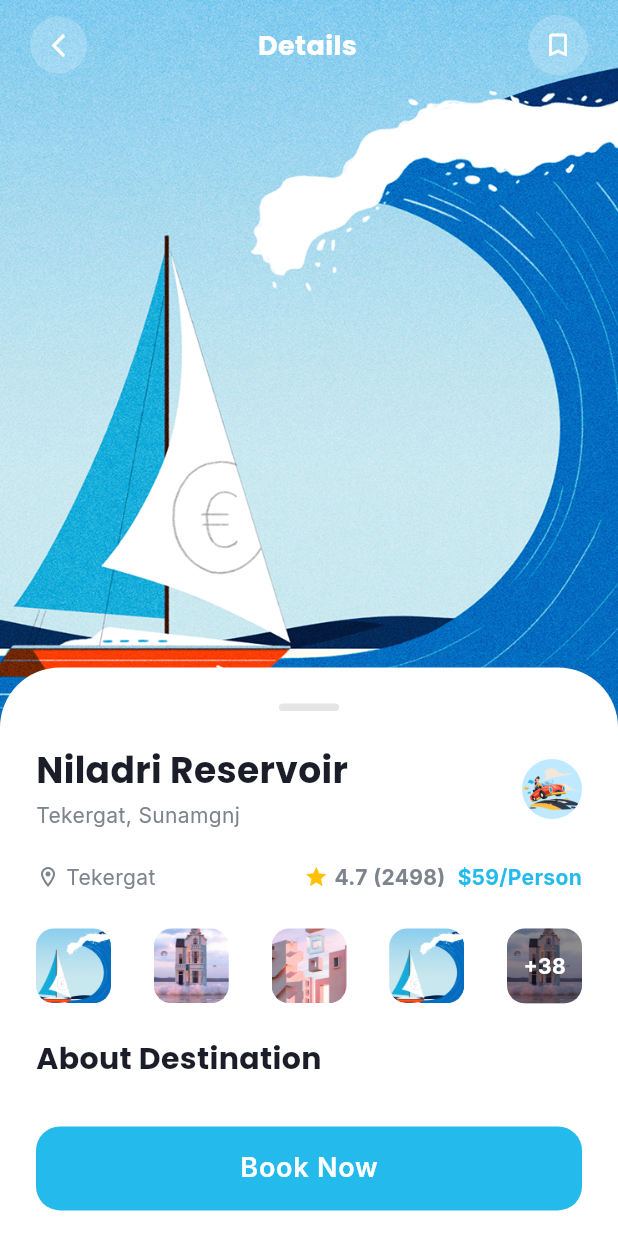
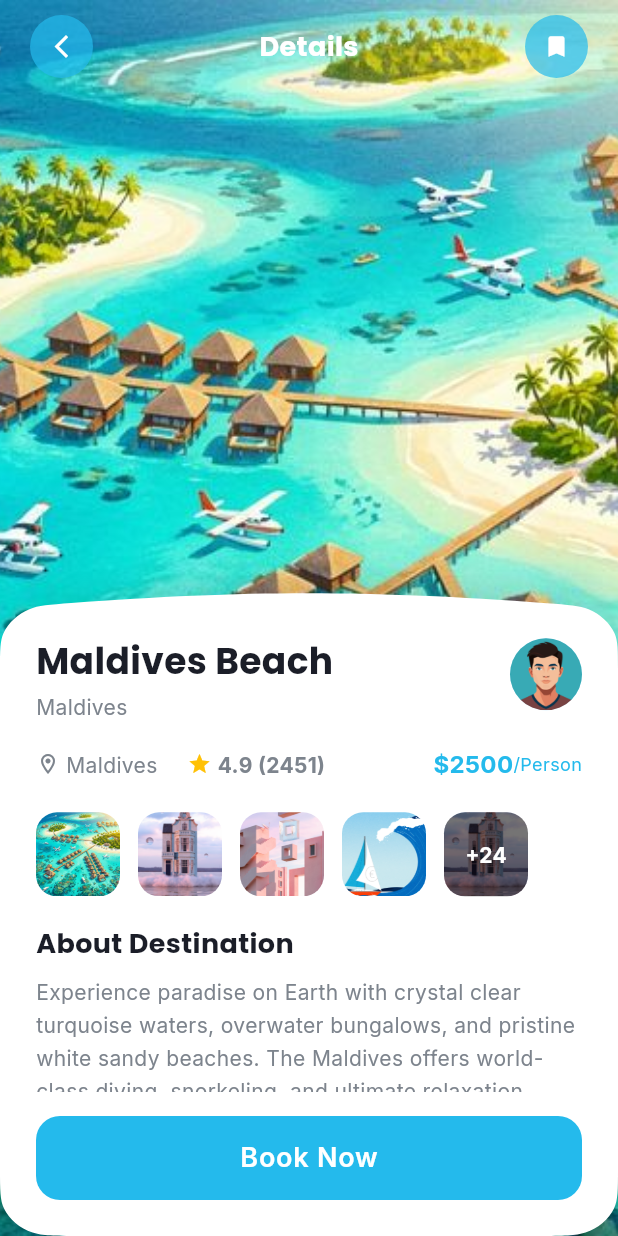
Before and after one commit to JohnOlorunsogo/Travenor, a Flutter app: the HomeScreen screen opened directly, after a tap on "Maldives Beach", on a phone screen of 412 x 824 dp. Run offline on Flutter 3.47's test engine with Material 3 defaults, Android fonts, the phone set to English and light mode, and no system bars; our stand-ins replace flutter_riverpod, flutter_svg, go_router, google_fonts, iconsax_plus.

Commit message:
presentation done

```diff
--- a/lib/core/router/app_router.dart
+++ b/lib/core/router/app_router.dart
@@ -8,6 +8,7 @@
 import '../../screens/main/main_screen.dart';
 import '../../screens/details/details_screen.dart';
 import '../../screens/map/map_view_screen.dart';
+import '../../models/destination.dart';
 
 final appRouter = GoRouter(
   initialLocation: '/splash',
@@ -36,7 +37,10 @@
     GoRoute(path: '/main', builder: (context, state) => const MainScreen()),
     GoRoute(
       path: '/details',
-      builder: (context, state) => const DetailsScreen(),
+      builder: (context, state) {
+        final destination = state.extra as Destination;
+        return DetailsScreen(destination: destination);
+      },
     ),
     GoRoute(path: '/map', builder: (context, state) => const MapViewScreen()),
   ],
--- a/lib/screens/auth/forgot_password_screen.dart
+++ b/lib/screens/auth/forgot_password_screen.dart
@@ -57,7 +57,7 @@
     );
 
     // Automatically navigate to OTP screen after a short delay
-    Future.delayed(const Duration(seconds: 2), () {
+    Future.delayed(const Duration(seconds: 6), () {
       if (context.mounted) {
         context.pop(); // Close dialog
         context.push('/otp-verification');
--- a/lib/screens/details/details_screen.dart
+++ b/lib/screens/details/details_screen.dart
@@ -1,29 +1,29 @@
 import 'package:flutter/material.dart';
 import '../../core/theme/app_colors.dart';
 import '../../core/theme/app_text_styles.dart';
+import '../../models/destination.dart';
+import 'widgets/details_bottom_sheet_painter.dart';
 
 class DetailsScreen extends StatelessWidget {
-  const DetailsScreen({super.key});
+  final Destination destination;
+
+  const DetailsScreen({super.key, required this.destination});
 
   @override
   Widget build(BuildContext context) {
+    final screenHeight = MediaQuery.of(context).size.height;
+    final bottomSheetHeight = screenHeight * 0.52;
+
     return Scaffold(
-      backgroundColor: AppColors.white,
+      backgroundColor: AppColors.background,
       body: Stack(
         children: [
-          // Background Image
-          Positioned(
-            top: 0,
-            left: 0,
-            right: 0,
-            height: MediaQuery.of(context).size.height * 0.6,
-            child: Image.asset(
-              'assets/images/onboarding_1.png',
-              fit: BoxFit.cover,
-            ),
+          // Background Image - Full screen behind
+          Positioned.fill(
+            child: Image.asset(destination.pictures.first, fit: BoxFit.cover),
           ),
 
-          // Action Buttons
+          // Top Action Buttons
           Positioned(
             top: MediaQuery.of(context).padding.top + 10,
             left: 20,
@@ -31,20 +31,9 @@
             child: Row(
               mainAxisAlignment: MainAxisAlignment.spaceBetween,
               children: [
-                GestureDetector(
+                _buildCircleButton(
+                  icon: Icons.arrow_back_ios_new,
                   onTap: () => Navigator.pop(context),
-                  child: Container(
-                    padding: const EdgeInsets.all(10),
-                    decoration: BoxDecoration(
-                      color: AppColors.white.withValues(alpha: 0.2),
-                      shape: BoxShape.circle,
-                    ),
-                    child: const Icon(
-                      Icons.arrow_back_ios_new,
-                      color: AppColors.white,
-                      size: 18,
-                    ),
-                  ),
                 ),
                 Text(
                   'Details',
@@ -53,79 +42,88 @@
                     fontSize: 18,
                   ),
                 ),
-                Container(
-                  padding: const EdgeInsets.all(10),
-                  decoration: BoxDecoration(
-                    color: AppColors.white.withValues(alpha: 0.2),
-                    shape: BoxShape.circle,
-                  ),
-                  child: const Icon(
-                    Icons.bookmark_border,
-                    color: AppColors.white,
-                    size: 20,
-                  ),
+                _buildCircleButton(
+                  icon: destination.isFavorite
+                      ? Icons.bookmark_rounded
+                      : Icons.bookmark_border_rounded,
+                  onTap: () {},
                 ),
               ],
             ),
           ),
 
-          // Content Card
+          // Bottom Sheet with Custom Painter
           Positioned(
             bottom: 0,
             left: 0,
             right: 0,
-            height: MediaQuery.of(context).size.height * 0.46,
-            child: Container(
-              padding: const EdgeInsets.all(24),
-              decoration: const BoxDecoration(
+            child: DetailsBottomSheet(
+              height: bottomSheetHeight,
               color: AppColors.white,
-                borderRadius: BorderRadius.only(
-                  topLeft: Radius.circular(40),
-                  topRight: Radius.circular(40),
+              child: _buildBottomContent(context),
             ),
           ),
+        ],
+      ),
+    );
+  }
+
+  Widget _buildCircleButton({
+    required IconData icon,
+    required VoidCallback onTap,
+  }) {
+    return GestureDetector(
+      onTap: onTap,
+      child: Container(
+        padding: const EdgeInsets.all(12),
+        decoration: BoxDecoration(
+          color: AppColors.accentTeal.withValues(alpha: 0.7),
+          shape: BoxShape.circle,
+        ),
+        child: Icon(icon, color: AppColors.white, size: 18),
+      ),
+    );
+  }
+
+  Widget _buildBottomContent(BuildContext context) {
+    return Padding(
+      padding: const EdgeInsets.fromLTRB(24, 30, 24, 24),
       child: Column(
         crossAxisAlignment: CrossAxisAlignment.start,
         children: [
-                  Center(
-                    child: Container(
-                      width: 40,
-                      height: 5,
-                      decoration: BoxDecoration(
-                        color: AppColors.divider,
-                        borderRadius: BorderRadius.circular(10),
-                      ),
-                    ),
-                  ),
-                  const SizedBox(height: 24),
+          // Title and Avatar Row
           Row(
-                    mainAxisAlignment: MainAxisAlignment.spaceBetween,
+            crossAxisAlignment: CrossAxisAlignment.start,
             children: [
-                      Column(
+              Expanded(
+                child: Column(
                   crossAxisAlignment: CrossAxisAlignment.start,
                   children: [
                     Text(
-                            'Niladri Reservoir',
-                            style: AppTextStyles.heading1.copyWith(
-                              fontSize: 24,
-                            ),
+                      destination.name,
+                      style: AppTextStyles.heading1.copyWith(fontSize: 24),
+                      maxLines: 2,
+                      overflow: TextOverflow.ellipsis,
                     ),
                     const SizedBox(height: 4),
                     Text(
-                            'Tekergat, Sunamgnj',
+                      destination.location,
                       style: AppTextStyles.bodyMedium.copyWith(
                         color: AppColors.textSecondary,
                       ),
                     ),
                   ],
                 ),
+              ),
               const CircleAvatar(
-                        radius: 20,
-                        backgroundImage: AssetImage('assets/images/logo.png'),
+                radius: 24,
+                backgroundImage: AssetImage('assets/images/p.png'),
               ),
             ],
           ),
-                  const SizedBox(height: 20),
+          const SizedBox(height: 16),
+
+          // Location, Rating, Price Row
           Row(
             children: [
               const Icon(
@@ -135,67 +133,85 @@
               ),
               const SizedBox(width: 4),
               Text(
-                        'Tekergat',
+                destination.location,
                 style: AppTextStyles.bodyMedium.copyWith(
                   color: AppColors.textSecondary,
                 ),
               ),
-                      const Spacer(),
+              const SizedBox(width: 20),
               const Icon(Icons.star, color: Colors.amber, size: 16),
               const SizedBox(width: 4),
               Text(
-                        '4.7 (2498)',
+                '${destination.rating.rate} (${destination.rating.people})',
                 style: AppTextStyles.bodyMedium.copyWith(
                   fontWeight: FontWeight.bold,
                 ),
               ),
-                      const SizedBox(width: 8),
+              const Spacer(),
               Text(
-                        '\$59/Person',
+                '\$${destination.price.toInt()}',
                 style: AppTextStyles.bodyMedium.copyWith(
                   color: AppColors.accentTeal,
                   fontWeight: FontWeight.bold,
+                  fontSize: 16,
+                ),
+              ),
+              Text(
+                '/Person',
+                style: AppTextStyles.bodySmall.copyWith(
+                  color: AppColors.accentTeal,
                 ),
               ),
             ],
           ),
-                  const SizedBox(height: 24),
+          const SizedBox(height: 20),
 
-                  // Mini Gallery (Simulated)
-                  Row(
-                    mainAxisAlignment: MainAxisAlignment.spaceBetween,
-                    children: [
-                      _buildGalleryItem('assets/images/onboarding_1.png'),
-                      _buildGalleryItem('assets/images/onboarding_2.png'),
-                      _buildGalleryItem('assets/images/onboarding_3.png'),
-                      _buildGalleryItem('assets/images/onboarding_1.png'),
-                      _buildGalleryItem(
-                        'assets/images/onboarding_2.png',
-                        overlay: '+38',
+          // Mini Gallery
+          SizedBox(
+            height: 56,
+            child: ListView.builder(
+              scrollDirection: Axis.horizontal,
+              itemCount: _getGalleryItems().length,
+              itemBuilder: (context, index) {
+                final items = _getGalleryItems();
+                if (index == items.length - 1 && items.length >= 5) {
+                  return _buildGalleryItem(
+                    items[index],
+                    overlay: '+${destination.rating.people ~/ 100}',
+                  );
+                }
+                return Padding(
+                  padding: const EdgeInsets.only(right: 12),
+                  child: _buildGalleryItem(items[index]),
+                );
+              },
             ),
-                    ],
           ),
+          const SizedBox(height: 20),
 
-                  const SizedBox(height: 24),
+          // About Section Header
           Text(
             'About Destination',
-                    style: AppTextStyles.heading2.copyWith(fontSize: 20),
+            style: AppTextStyles.heading2.copyWith(fontSize: 18),
           ),
-                  const SizedBox(height: 12),
+          const SizedBox(height: 10),
+
+          // Scrollable About Content
           Expanded(
             child: SingleChildScrollView(
+              physics: const BouncingScrollPhysics(),
               child: Text(
-                        'You will get a complete travel package on the beaches. Packages in the form of airline tickets, recommended hotel rooms, Transportation. Have you ever been on holiday to the Great ETC... Read More',
-                        style: AppTextStyles.bodyLarge.copyWith(
+                destination.about,
+                style: AppTextStyles.bodyMedium.copyWith(
                   color: AppColors.textSecondary,
-                          fontSize: 15,
+                  height: 1.6,
                 ),
               ),
             ),
           ),
-                  const SizedBox(height: 20),
+          const SizedBox(height: 16),
 
-                  // Booking Button
+          // Book Now Button
           SizedBox(
             width: double.infinity,
             height: 56,
@@ -217,26 +233,40 @@
           ),
         ],
       ),
-            ),
-          ),
-        ],
-      ),
     );
+  }
+
+  List<String> _getGalleryItems() {
+    // Use destination pictures plus some fallback images
+    final List<String> gallery = [...destination.pictures];
+
+    // Add placeholder images if less than 5
+    final placeholders = [
+      'assets/images/onboarding_1.png',
+      'assets/images/onboarding_2.png',
+      'assets/images/onboarding_3.png',
+    ];
+
+    while (gallery.length < 5) {
+      gallery.add(placeholders[gallery.length % placeholders.length]);
+    }
+
+    return gallery.take(5).toList();
   }
 
   Widget _buildGalleryItem(String imagePath, {String? overlay}) {
     return Container(
-      width: 50,
-      height: 50,
+      width: 56,
+      height: 56,
       decoration: BoxDecoration(
-        borderRadius: BorderRadius.circular(12),
+        borderRadius: BorderRadius.circular(14),
         image: DecorationImage(image: AssetImage(imagePath), fit: BoxFit.cover),
       ),
       child: overlay != null
           ? Container(
               decoration: BoxDecoration(
-                color: Colors.black45,
-                borderRadius: BorderRadius.circular(12),
+                color: Colors.black54,
+                borderRadius: BorderRadius.circular(14),
               ),
               child: Center(
                 child: Text(
--- /dev/null
+++ b/lib/screens/details/widgets/details_bottom_sheet_painter.dart
@@ -0,0 +1,191 @@
+import 'package:flutter/material.dart';
+import '../../../core/theme/app_colors.dart';
+
+/// Custom painter for the details screen bottom sheet with curved top edge
+class DetailsBottomSheetPainter extends CustomPainter {
+  final Color color;
+  final Color? shadowColor;
+
+  DetailsBottomSheetPainter({this.color = Colors.white, this.shadowColor});
+
+  @override
+  void paint(Canvas canvas, Size size) {
+    // Original SVG dimensions
+    const double originalWidth = 375;
+    const double originalHeight = 461;
+
+    final double scaleX = size.width / originalWidth;
+    final double scaleY = size.height / originalHeight;
+
+    final Paint paint = Paint()
+      ..color = color
+      ..style = PaintingStyle.fill;
+
+    final Path path = Path();
+
+    // Start point
+    path.moveTo(0, 54.4902 * scaleY);
+
+    // Top-left curve
+    path.cubicTo(
+      0,
+      40.9162 * scaleY,
+      0,
+      34.1292 * scaleY,
+      2.17288 * scaleX,
+      28.5375 * scaleY,
+    );
+    path.cubicTo(
+      5.04241 * scaleX,
+      21.1531 * scaleY,
+      10.7227 * scaleX,
+      14.948 * scaleY,
+      17.8254 * scaleX,
+      11.4388 * scaleY,
+    );
+    path.cubicTo(
+      23.2038 * scaleX,
+      8.78147 * scaleY,
+      29.8585 * scaleX,
+      8.19261 * scaleY,
+      43.168 * scaleX,
+      7.01489 * scaleY,
+    );
+
+    // Top curve (the wave)
+    path.cubicTo(
+      148.146 * scaleX,
+      -2.27432 * scaleY,
+      222.785 * scaleX,
+      -2.4225 * scaleY,
+      331.755 * scaleX,
+      7.07588 * scaleY,
+    );
+
+    // Top-right curve
+    path.cubicTo(
+      345.092 * scaleX,
+      8.23842 * scaleY,
+      351.76 * scaleX,
+      8.81969 * scaleY,
+      357.146 * scaleX,
+      11.4741 * scaleY,
+    );
+    path.cubicTo(
+      364.261 * scaleX,
+      14.9806 * scaleY,
+      369.948 * scaleX,
+      21.1846 * scaleY,
+      372.823 * scaleX,
+      28.577 * scaleY,
+    );
+    path.cubicTo(
+      375 * scaleX,
+      34.173 * scaleY,
+      375 * scaleX,
+      40.9706 * scaleY,
+      375 * scaleX,
+      54.5657 * scaleY,
+    );
+
+    // Right edge
+    path.lineTo(375 * scaleX, 413 * scaleY);
+
+    // Bottom-right corner
+    path.cubicTo(
+      375 * scaleX,
+      427.91 * scaleY,
+      375 * scaleX,
+      435.365 * scaleY,
+      372.564 * scaleX,
+      441.246 * scaleY,
+    );
+    path.cubicTo(
+      369.316 * scaleX,
+      449.087 * scaleY,
+      363.087 * scaleX,
+      455.316 * scaleY,
+      355.246 * scaleX,
+      458.564 * scaleY,
+    );
+    path.cubicTo(
+      349.365 * scaleX,
+      461 * scaleY,
+      341.91 * scaleX,
+      461 * scaleY,
+      327 * scaleX,
+      461 * scaleY,
+    );
+
+    // Bottom edge
+    path.lineTo(48 * scaleX, 461 * scaleY);
+
+    // Bottom-left corner
+    path.cubicTo(
+      33.0899 * scaleX,
+      461 * scaleY,
+      25.6348 * scaleX,
+      461 * scaleY,
+      19.7541 * scaleX,
+      458.564 * scaleY,
+    );
+    path.cubicTo(
+      11.9132 * scaleX,
+      455.316 * scaleY,
+      5.68366 * scaleX,
+      449.087 * scaleY,
+      2.43585 * scaleX,
+      441.246 * scaleY,
+    );
+    path.cubicTo(0, 435.365 * scaleY, 0, 427.91 * scaleY, 0, 413 * scaleY);
+
+    // Left edge back to start
+    path.lineTo(0, 54.4902 * scaleY);
+    path.close();
+
+    // Draw shadow
+    if (shadowColor != null) {
+      final shadowPaint = Paint()
+        ..color = shadowColor!
+        ..maskFilter = const MaskFilter.blur(BlurStyle.normal, 15);
+
+      canvas.save();
+      canvas.translate(0, -5);
+      canvas.drawPath(path, shadowPaint);
+      canvas.restore();
+    }
+
+    // Draw the main shape
+    canvas.drawPath(path, paint);
+  }
+
+  @override
+  bool shouldRepaint(covariant DetailsBottomSheetPainter oldDelegate) {
+    return oldDelegate.color != color || oldDelegate.shadowColor != shadowColor;
+  }
+}
+
+/// Widget wrapper for the custom painted bottom sheet
+class DetailsBottomSheet extends StatelessWidget {
+  final Widget child;
+  final Color color;
+  final double height;
+
+  const DetailsBottomSheet({
+    super.key,
+    required this.child,
+    this.color = Colors.white,
+    required this.height,
+  });
+
+  @override
+  Widget build(BuildContext context) {
+    return CustomPaint(
+      painter: DetailsBottomSheetPainter(
+        color: color,
+        shadowColor: AppColors.shadow.withValues(alpha: 0.15),
+      ),
+      child: SizedBox(height: height, child: child),
+    );
+  }
+}
--- a/lib/screens/home/home_screen.dart
+++ b/lib/screens/home/home_screen.dart
@@ -226,7 +226,7 @@
 
   Widget _buildGridCard(BuildContext context, Destination destination) {
     return GestureDetector(
-      onTap: () => context.push('/details'),
+      onTap: () => context.push('/details', extra: destination),
       child: Container(
         decoration: BoxDecoration(
           color: AppColors.white,
@@ -363,7 +363,7 @@
     return Padding(
       padding: const EdgeInsets.symmetric(vertical: 14, horizontal: 8),
       child: GestureDetector(
-        onTap: () => context.push('/details'),
+        onTap: () => context.push('/details', extra: destination),
         child: Container(
           width: 300,
           padding: const EdgeInsets.all(14),
```
Also changed, not shown: lib/screens/onboarding/widgets/custom_nav_bar.dart (+0 -93 lines), 13 other files. Lines whose indentation alone changed are shown as unchanged.
